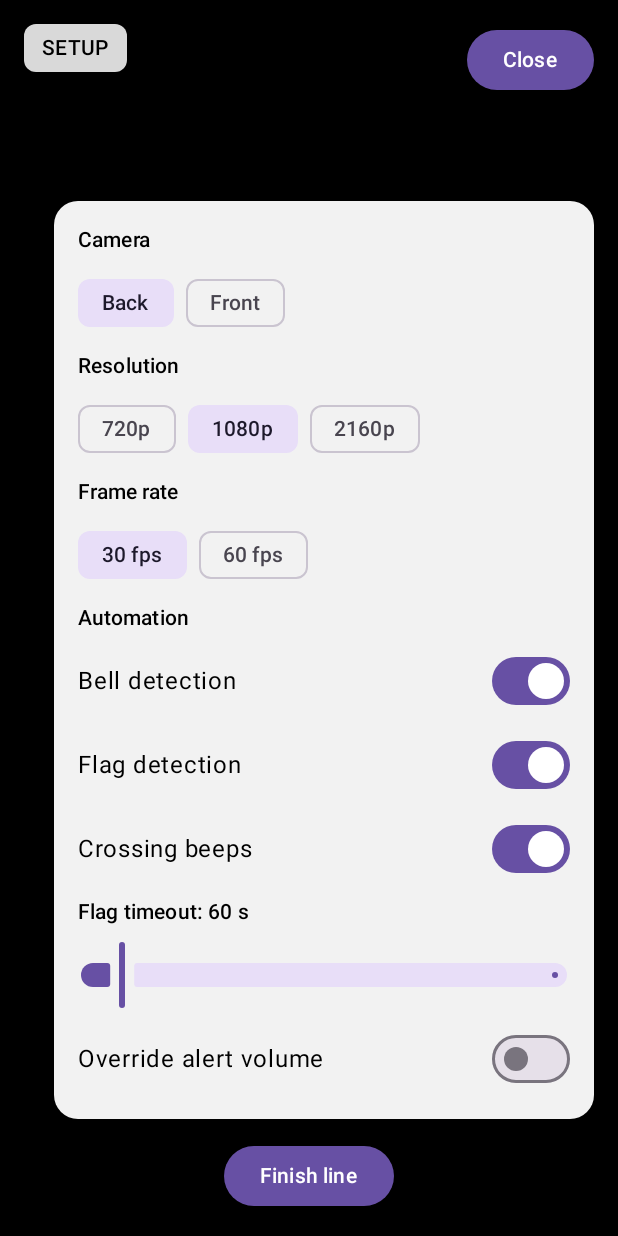
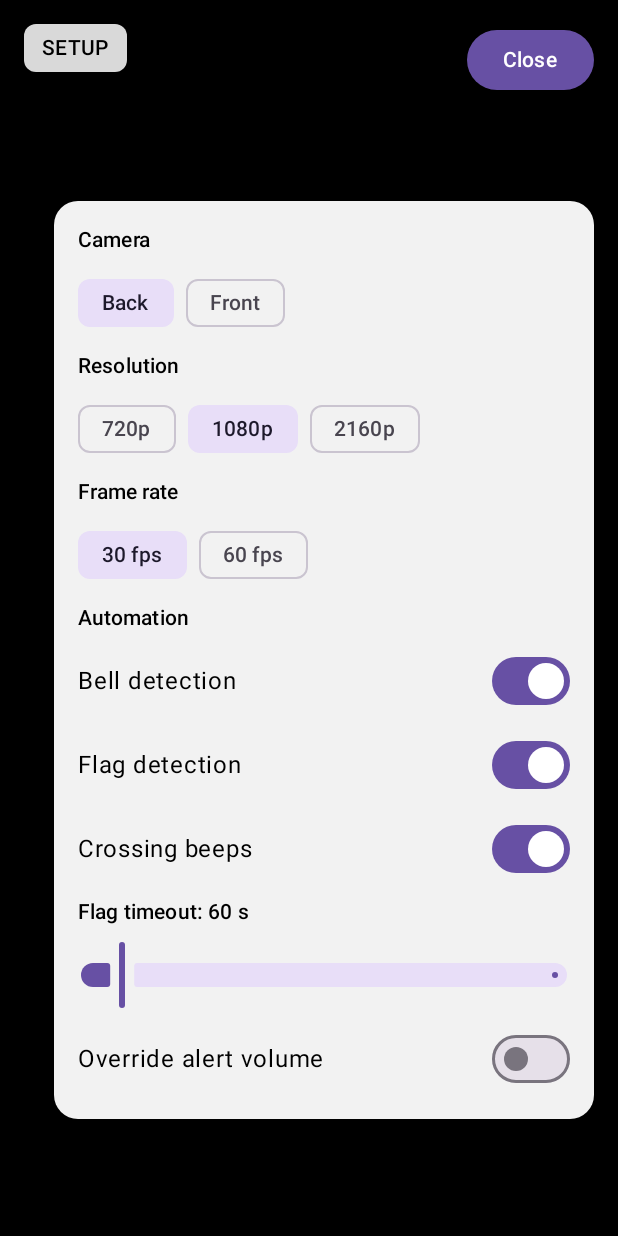
Before and after one commit to surpdeh/BellLap, an Android app built with Jetpack Compose: the screen it shows after launch (MainActivity), after a tap on "Settings", on a phone screen of 412 x 824 dp. Run offline under Robolectric (Android 15) with nearby library versions, the phone set to English and light mode, and no system bars; our stand-ins replace Timber; libraries missing offline, so code that uses them is left out: androidx.camera.compose, androidx.camera.core; 3 statements that could not run were skipped.

Commit message:
fix(F11): hide finish-line buttons while settings are open; record goldens
Co-Authored-By: Claude Sonnet 5.5 <noreply@anthropic.com>
Claude-Session: https://claude.ai/code/session_01Qxu5ASVJNzcEmWMX25ngfA

```diff
--- a/app/src/main/kotlin/net/belllap/ui/SetupScreen.kt
+++ b/app/src/main/kotlin/net/belllap/ui/SetupScreen.kt
@@ -93,7 +93,7 @@ fun SetupScreen(
                     .padding(16.dp)
                     .testTag(TestTags.SETTINGS_BUTTON),
             ) { Text(if (settingsOpen) "Close" else "Settings") }
-            Row(
+            if (!settingsOpen) Row(
                 modifier = Modifier
                     .align(Alignment.BottomCenter)
                     .windowInsetsPadding(WindowInsets.safeDrawing)
```
Also changed, not shown: 2 other files.
